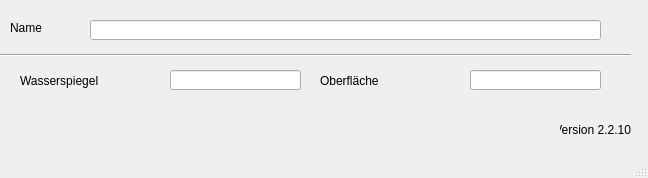
This is qkan/database/templates/speicherkennlinien.ui in hoettges/QKan as Qt 5 draws it before an edit. The edited form follows.
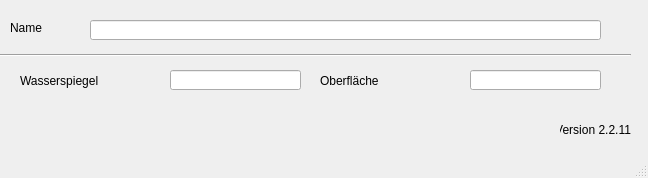
This is the edited form.

```diff
--- a/qkan/database/templates/speicherkennlinien.ui
+++ b/qkan/database/templates/speicherkennlinien.ui
@@ -109,7 +109,7 @@
      <string>Version QKan Import</string>
     </property>
     <property name="text">
-     <string>Version 2.2.10</string>
+     <string>Version 2.2.11</string>
     </property>
     <property name="alignment">
      <set>Qt::AlignRight|Qt::AlignTrailing|Qt::AlignVCenter</set>
```
